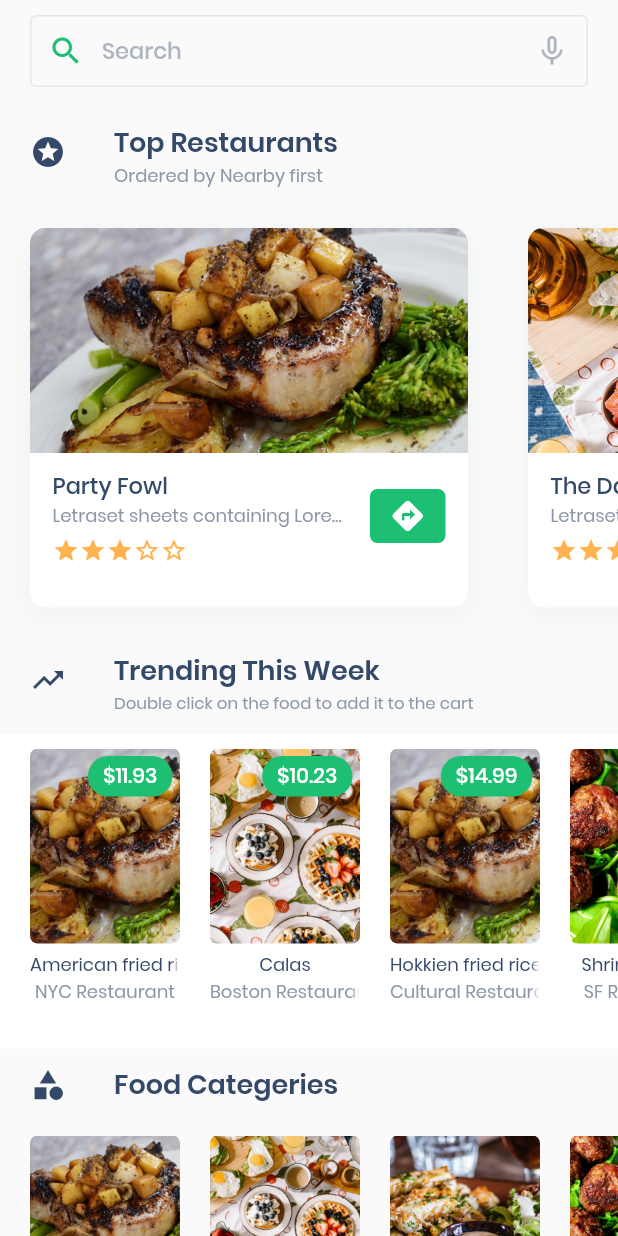
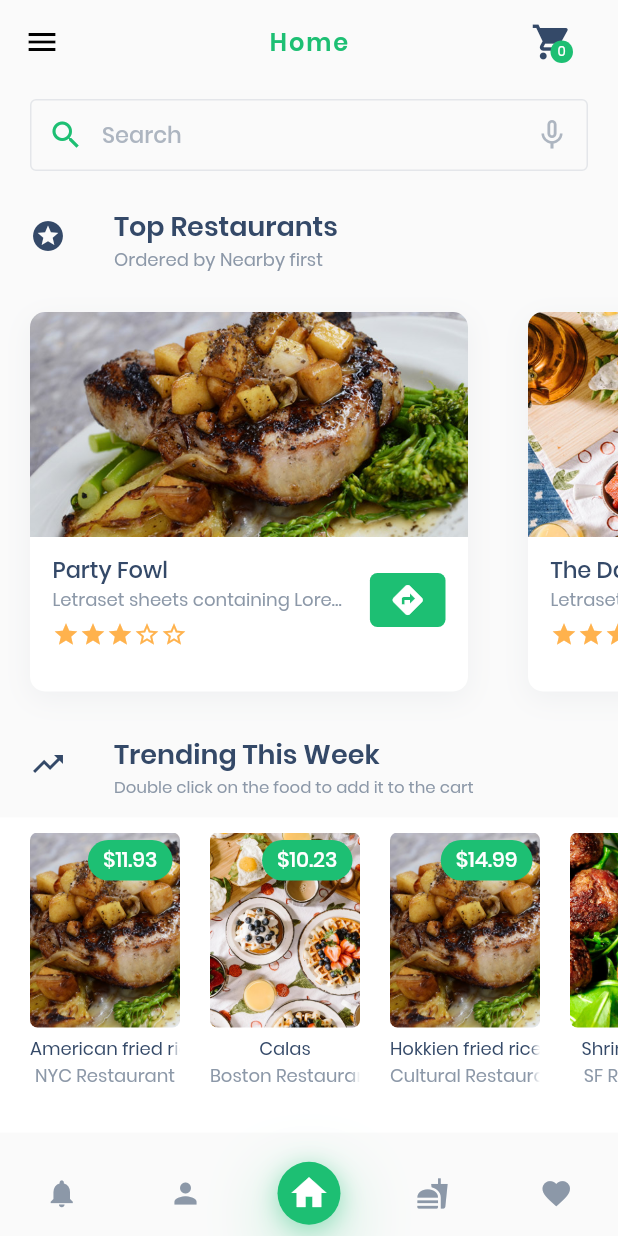
Before and after one commit to sandy4u1994/home_kitchen, a Flutter app: the screen it shows after launch, after a tap on "LOGIN", on a phone screen of 412 x 824 dp. Run offline on Flutter 3.47's test engine with Material 2 defaults, Android fonts, the phone set to English and light mode, and no system bars; our stand-ins replace font_awesome_flutter, google_maps_flutter; missing offline and left inert: pin_view.

Commit message:
Fixed the issue where navigation drawer and bottom bar was not showing up.

```diff
--- a/lib/auth/LoginScreen.dart
+++ b/lib/auth/LoginScreen.dart
@@ -133,7 +133,7 @@ class LogInScreenState extends State<LogInScreen>{
         onTap: (){
       Navigator
           .of(context)
-          .pushNamed('/Home');
+          .pushNamed('/Pages', arguments: 2);
       },
       child: new Container(
       height: 56.0,
```
